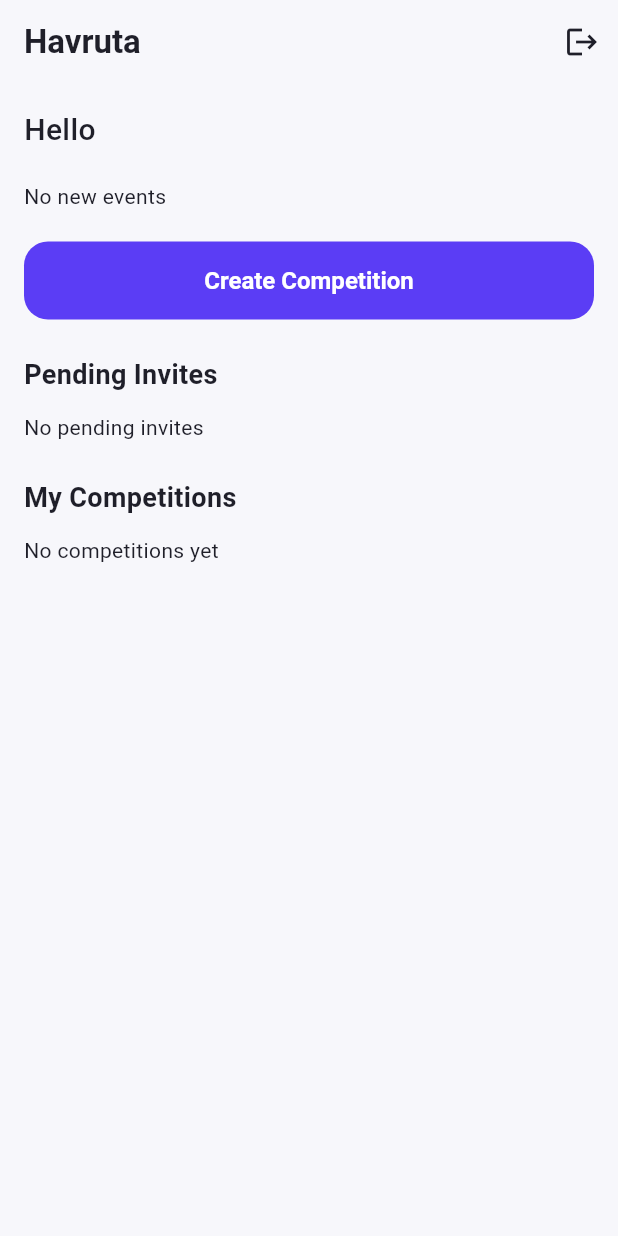
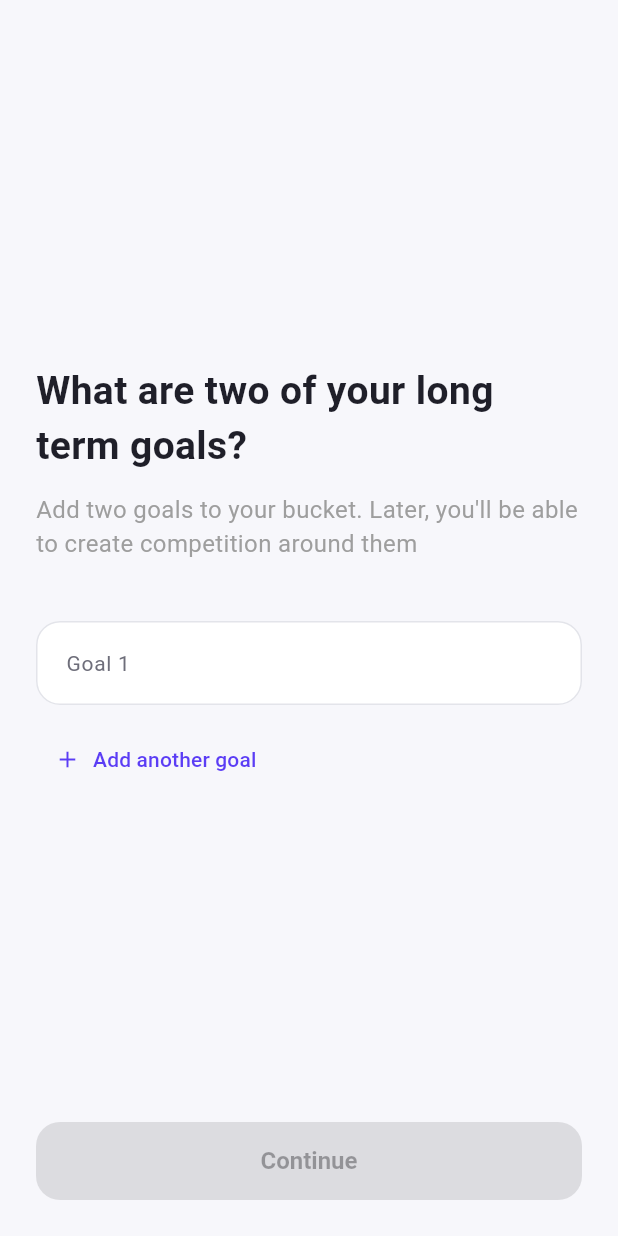
Before and after one commit to oriNesher/havruta, a Flutter app: the screen it shows once a user with an empty profile is signed in, on a phone screen of 412 x 824 dp. Run offline on Flutter 3.47's test engine with Material 3 defaults, Android fonts, the phone set to English and light mode, and no system bars; our stand-ins replace cloud_firestore, firebase_auth, firebase_core, firebase_messaging; accounts and stored records are empty; network calls fail.

Commit message:
goal bucket first version and invite section in new seperate screen

```diff
--- a/lib/auth_gate.dart
+++ b/lib/auth_gate.dart
@@ -4,6 +4,7 @@
 
 import 'login_screen.dart';
 import 'username_screen.dart';
+import 'goals_bucket_onboarding_screen.dart';
 import 'home_screen.dart';
 import 'services/notification_service.dart';
 
@@ -89,6 +90,10 @@
               return const UsernameScreen();
             }
 
+            if (data['hasCompletedGoalsBucket'] != true) {
+              return const GoalsBucketOnboardingScreen();
+            }
+
             _initNotificationsForUser(user.uid);
 
             return HomeScreen();
--- /dev/null
+++ b/lib/goals_bucket_onboarding_screen.dart
@@ -0,0 +1,127 @@
+import 'package:flutter/material.dart';
+import 'package:firebase_auth/firebase_auth.dart';
+
+import 'services/firestore_service.dart';
+import 'home_screen.dart';
+
+class GoalsBucketOnboardingScreen extends StatefulWidget {
+  const GoalsBucketOnboardingScreen({super.key});
+
+  @override
+  State<GoalsBucketOnboardingScreen> createState() =>
+      _GoalsBucketOnboardingScreenState();
+}
+
+class _GoalsBucketOnboardingScreenState
+    extends State<GoalsBucketOnboardingScreen> {
+  final List<TextEditingController> _controllers = [TextEditingController()];
+  final _firestoreService = FirestoreService();
+  final _user = FirebaseAuth.instance.currentUser!;
+  bool _isLoading = false;
+
+  bool get _hasAtLeastOneGoal =>
+      _controllers.any((c) => c.text.trim().isNotEmpty);
+
+  void _addField() {
+    if (_controllers.length >= 5) return;
+    setState(() => _controllers.add(TextEditingController()));
+  }
+
+  Future<void> _save() async {
+    final goals = _controllers
+        .map((c) => c.text.trim())
+        .where((t) => t.isNotEmpty)
+        .toList();
+
+    if (goals.isEmpty) return;
+
+    setState(() => _isLoading = true);
+
+    try {
+      await _firestoreService.addGoalsBatch(_user.uid, goals);
+      await _firestoreService.markGoalsBucketCompleted(_user.uid);
+
+      if (!mounted) return;
+
+      Navigator.pushReplacement(
+        context,
+        MaterialPageRoute(builder: (_) => HomeScreen()),
+      );
+    } catch (e) {
+      if (!mounted) return;
+      ScaffoldMessenger.of(context).showSnackBar(
+        SnackBar(content: Text('Error saving goals: $e')),
+      );
+      setState(() => _isLoading = false);
+    }
+  }
+
+  @override
+  void dispose() {
+    for (final c in _controllers) {
+      c.dispose();
+    }
+    super.dispose();
+  }
+
+  @override
+  Widget build(BuildContext context) {
+    return Scaffold(
+      body: SafeArea(
+        child: Padding(
+          padding: const EdgeInsets.all(24),
+          child: Column(
+            crossAxisAlignment: CrossAxisAlignment.start,
+            children: [
+              const Spacer(),
+              const Text(
+                'What are two of your long term goals?',
+                style: TextStyle(fontSize: 26, fontWeight: FontWeight.bold),
+              ),
+              const SizedBox(height: 12),
+              const Text(
+                "Add two goals to your bucket. Later, you'll be able to create competition around them",
+                style: TextStyle(fontSize: 16, color: Colors.grey),
+              ),
+              const SizedBox(height: 40),
+              ...List.generate(
+                _controllers.length,
+                (i) => Padding(
+                  padding: const EdgeInsets.only(bottom: 12),
+                  child: TextField(
+                    controller: _controllers[i],
+                    onChanged: (_) => setState(() {}),
+                    decoration: InputDecoration(
+                      labelText: 'Goal ${i + 1}',
+                      border: const OutlineInputBorder(),
+                    ),
+                  ),
+                ),
+              ),
+              if (_controllers.length < 5)
+                TextButton.icon(
+                  onPressed: _addField,
+                  icon: const Icon(Icons.add),
+                  label: const Text('Add another goal'),
+                ),
+              const Spacer(),
+              SizedBox(
+                width: double.infinity,
+                child: ElevatedButton(
+                  onPressed: (_hasAtLeastOneGoal && !_isLoading) ? _save : null,
+                  child: _isLoading
+                      ? const SizedBox(
+                          width: 20,
+                          height: 20,
+                          child: CircularProgressIndicator(strokeWidth: 2),
+                        )
+                      : const Text('Continue'),
+                ),
+              ),
+            ],
+          ),
+        ),
+      ),
+    );
+  }
+}
--- a/lib/username_screen.dart
+++ b/lib/username_screen.dart
@@ -1,7 +1,7 @@
 import 'package:flutter/material.dart';
 import 'package:firebase_auth/firebase_auth.dart';
 import 'package:cloud_firestore/cloud_firestore.dart';
-import 'home_screen.dart';
+import 'goals_bucket_onboarding_screen.dart';
 
 class UsernameScreen extends StatefulWidget {
   const UsernameScreen({super.key});
@@ -34,7 +34,7 @@
     Navigator.pushReplacement(
       context,
       MaterialPageRoute(
-        builder: (context) => HomeScreen(),
+        builder: (context) => const GoalsBucketOnboardingScreen(),
       ),
     );
   }
```
Also changed, not shown: lib/create_competition_screen.dart (+36 -0 lines), lib/goals_bucket_bottom_sheet.dart (added, +81 -0 lines), lib/home_screen.dart (+23 -8 lines), lib/pending_invites_screen.dart (added, +23 -0 lines), lib/services/firestore_service.dart (+57 -0 lines).
